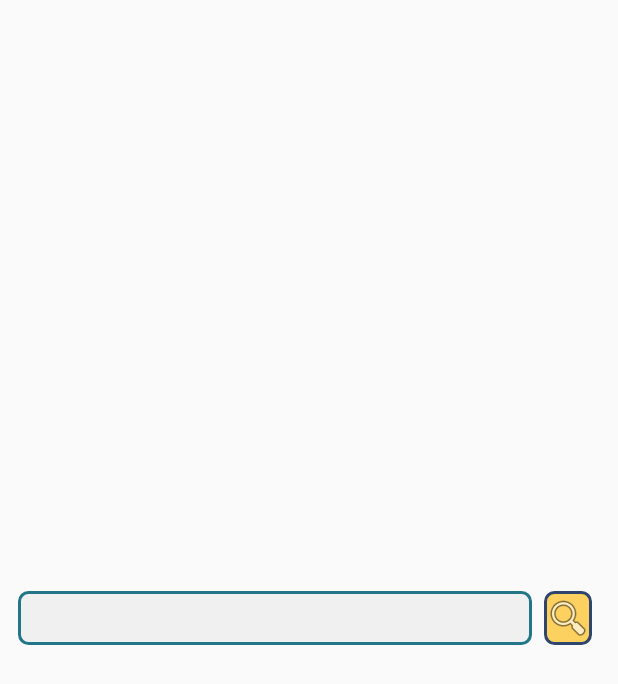
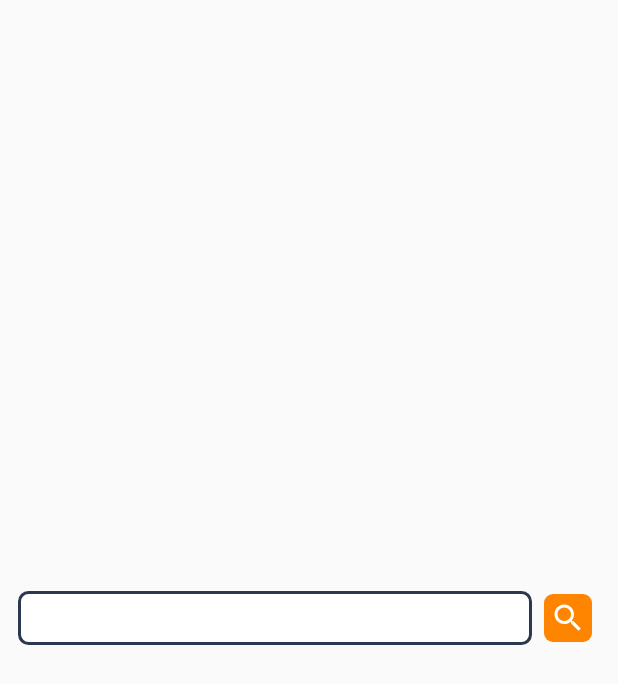
Before and after one commit to elpilasgsm/ictis-sheduler, an Android app: the layout search_bar.xml on its own in the app's theme, with its tools: preview values and no code run, on a phone screen of 412 x 824 dp. Shown: the top 684 px of the screen. Run offline under Robolectric (Android 15) with nearby library versions, the phone set to English and light mode, and no system bars.

Commit message:
fix layout

```diff
--- a/app/build.gradle
+++ b/app/build.gradle
@@ -5,7 +5,7 @@ android {
     buildToolsVersion "29.0.2"
     defaultConfig {
         applicationId "com.ictis.sheduler"
-        minSdkVersion 28
+        minSdkVersion 26
         targetSdkVersion 29
         versionCode 2
         versionName "1.0"
--- a/app/src/main/java/com/ictis/sheduler/MainActivity.java
+++ b/app/src/main/java/com/ictis/sheduler/MainActivity.java
@@ -179,9 +179,9 @@ public class MainActivity extends AppCompatActivity {
 
     private static void favoriteStatus(boolean checked, Activity context) {
         if (checked) {
-            ((ImageButton) context.findViewById(R.id.favoriteButton)).setImageResource(android.R.drawable.btn_star_big_on);
+            ((ImageButton) context.findViewById(R.id.favoriteButton)).setImageResource(R.drawable.ic_star_selected);
         } else {
-            ((ImageButton) context.findViewById(R.id.favoriteButton)).setImageResource(android.R.drawable.btn_star_big_off);
+            ((ImageButton) context.findViewById(R.id.favoriteButton)).setImageResource(R.drawable.ic_star_unselected);
 
         }
     }
@@ -272,7 +272,7 @@ public class MainActivity extends AppCompatActivity {
                 newMenuItem.setOnMenuItemClickListener(item -> {
                     CURRENT_DATA = storage;
                     fillScheduler(CURRENT_DATA, this);
-                    ((ImageButton) findViewById(R.id.favoriteButton)).setImageResource(android.R.drawable.btn_star_big_on);
+                    ((ImageButton) findViewById(R.id.favoriteButton)).setImageResource(R.drawable.ic_star_selected);
                     return true;
                 });
             }
--- a/app/src/main/res/drawable/active_week_button_shape.xml
+++ b/app/src/main/res/drawable/active_week_button_shape.xml
@@ -1,5 +1,5 @@
 <shape xmlns:android="http://schemas.android.com/apk/res/android" android:shape="rectangle">
-    <stroke android:width="2dp" android:color="@color/colorBlack" />
+    <stroke android:width="2dp" android:color="@color/colorPrimary" />
     <corners android:radius="6dp" />
 
     <gradient android:startColor="@color/colorAccent" android:centerColor="@color/colorAccent" android:endColor="@color/colorAccent" android:angle="90" />
--- a/app/src/main/res/drawable/button_shape.xml
+++ b/app/src/main/res/drawable/button_shape.xml
@@ -1,5 +1,5 @@
 <shape xmlns:android="http://schemas.android.com/apk/res/android" android:shape="rectangle">
-    <stroke android:width="2dp" android:color="@color/colorBlack" />
+   <!-- <stroke android:width="2dp" android:color="@color/colorBlack" />-->
     <corners android:radius="6dp" />
     <gradient android:startColor="@color/colorAccent" android:centerColor="@color/colorAccent" android:endColor="@color/colorAccent" android:angle="90" />
 </shape>
--- /dev/null
+++ b/app/src/main/res/drawable/ic_search_white_24dp.xml
@@ -0,0 +1,5 @@
+<vector android:height="24dp" android:tint="#FFFFFF"
+    android:viewportHeight="24.0" android:viewportWidth="24.0"
+    android:width="24dp" xmlns:android="http://schemas.android.com/apk/res/android">
+    <path android:fillColor="#FF000000" android:pathData="M15.5,14h-0.79l-0.28,-0.27C15.41,12.59 16,11.11 16,9.5 16,5.91 13.09,3 9.5,3S3,5.91 3,9.5 5.91,16 9.5,16c1.61,0 3.09,-0.59 4.23,-1.57l0.27,0.28v0.79l5,4.99L20.49,19l-4.99,-5zM9.5,14C7.01,14 5,11.99 5,9.5S7.01,5 9.5,5 14,7.01 14,9.5 11.99,14 9.5,14z"/>
+</vector>
--- a/app/src/main/res/drawable/week_button_shape.xml
+++ b/app/src/main/res/drawable/week_button_shape.xml
@@ -1,5 +1,5 @@
 <shape xmlns:android="http://schemas.android.com/apk/res/android" android:shape="rectangle">
-    <stroke android:width="1dp" android:color="@color/colorBlack" />
+    <!--<stroke android:width="1dp" android:color="@color/colorBlack" />-->
     <corners android:radius="5dp" />
 
     <gradient android:startColor="@color/colorPrimary" android:centerColor="@color/colorPrimary" android:endColor="@color/colorPrimary" android:angle="90" />
--- a/app/src/main/res/layout/search_bar.xml
+++ b/app/src/main/res/layout/search_bar.xml
@@ -25,13 +25,12 @@
         <ImageButton
                 android:id="@+id/searchButton"
 
-                android:layout_width="wrap_content"
-                android:layout_height="36dp"
+                android:layout_width="32dp"
+                android:layout_height="32dp"
                 android:layout_marginEnd="5dp"
                 android:layout_gravity="end|center_vertical"
                 android:background="@drawable/button_shape"
-
-                app:srcCompat="@android:drawable/ic_menu_search"/>
+                app:srcCompat="@drawable/ic_search_white_24dp"/>
 
         <!--        <ImageButton-->
         <!--            android:id="@+id/settings"-->
--- a/app/src/main/res/values/colors.xml
+++ b/app/src/main/res/values/colors.xml
@@ -1,8 +1,8 @@
 <?xml version="1.0" encoding="utf-8"?>
 <resources>
-    <color name="colorPrimary">#85bcc7</color>
-    <color name="colorPrimaryDark">#227688</color>
-    <color name="colorAccent">#fdd160</color>
-    <color name="colorBlack">#2e456d</color>
-    <color name="colorWhite">#F0F0F0</color>
+    <color name="colorPrimary">#3B4C68</color>
+    <color name="colorPrimaryDark">#2B384E</color>
+    <color name="colorAccent">#FF8400</color>
+    <color name="colorBlack">#000000</color>
+    <color name="colorWhite">#FFFFFF</color>
 </resources>
--- a/app/src/main/res/values/styles.xml
+++ b/app/src/main/res/values/styles.xml
@@ -3,7 +3,7 @@
     <!-- Base application theme. -->
     <style name="AppTheme" parent="Theme.AppCompat.Light.DarkActionBar">
         <!-- Customize your theme here. -->
-        <item name="colorPrimary">@color/colorPrimaryDark</item>
+        <item name="colorPrimary">@color/colorPrimary</item>
         <item name="colorPrimaryDark">@color/colorPrimaryDark</item>
         <item name="colorAccent">@color/colorAccent</item>
         <item name="android:textColor">@color/colorBlack</item>
@@ -22,6 +22,6 @@
         <item name="android:layout_margin">6dp</item>
         <item name="android:paddingTop">10dp</item>
         <item name="android:textStyle">bold</item>
-        <item name="android:textColor">@color/colorBlack</item>
+        <item name="android:textColor">@color/colorWhite</item>
     </style>
 </resources>
```
Also changed, not shown: app/src/main/res/drawable/ic_star_selected.xml (added, +9 -0 lines), app/src/main/res/drawable/ic_star_unselected.xml (added, +9 -0 lines), app/src/main/res/drawable/search_shape.xml (+4 -4 lines), app/src/main/res/layout/activity_main.xml (+4 -4 lines).
